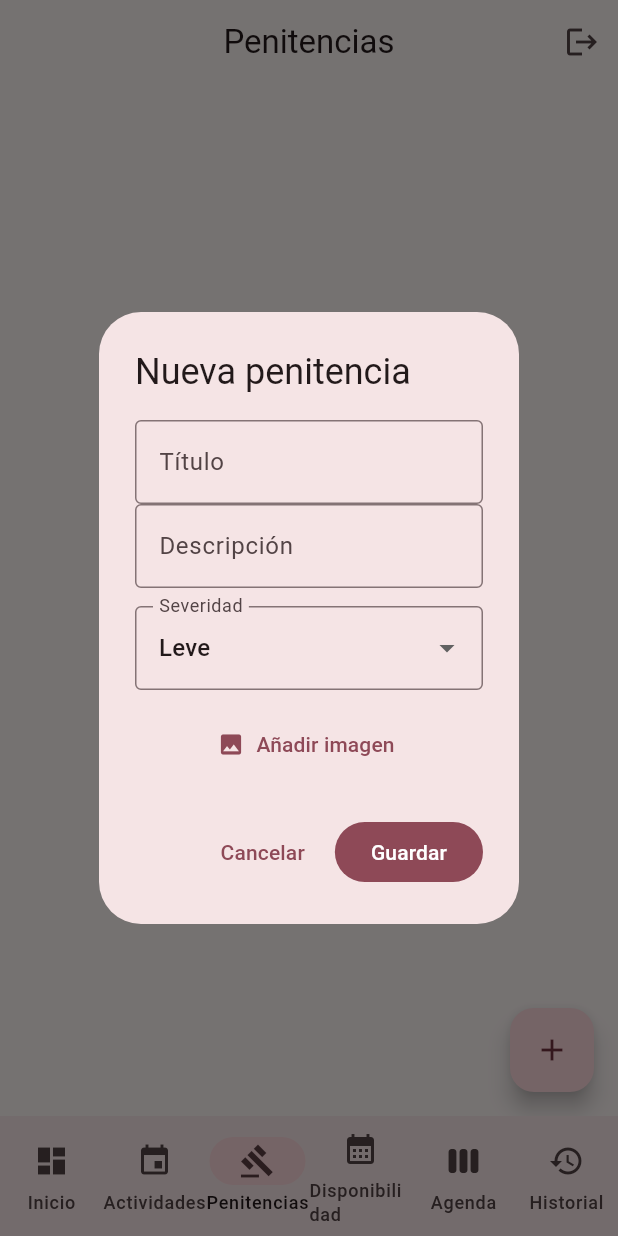
After one commit to MauricioFonck/CoupleSync, a Flutter app: the PenaltiesScreen screen opened by its route, after a tap on the "add" icon, on a phone screen of 412 x 824 dp. The commit adds this screen. Run offline on Flutter 3.47's test engine with Material 3 defaults, Android fonts, the phone set to English and light mode, and no system bars; our stand-ins replace cloud_firestore, firebase_auth, firebase_core, firebase_messaging, flutter_riverpod, freezed_annotation and 2 more; missing offline and left inert: firebase_app_check; accounts and stored records are empty; statements that could not run were skipped.

Commit message:
feat(fase6-plan6.2): modulo CRUD de penitencias (severidad, imagen opcional) con widget test

```diff
--- /dev/null
+++ b/lib/presentation/providers/penalties_controller.dart
@@ -0,0 +1,45 @@
+import 'package:flutter_riverpod/flutter_riverpod.dart';
+
+import '../../application/app_failure.dart';
+import '../../application/commands/commands.dart';
+import '../../application/result.dart';
+import '../../application/services/penalty_service.dart';
+import '../../domain/entities/penalty.dart';
+import '../../domain/value_objects/ids.dart';
+import 'app_providers.dart';
+
+final penaltiesControllerProvider =
+    AsyncNotifierProvider<PenaltiesController, List<Penalty>>(
+  PenaltiesController.new,
+);
+
+class PenaltiesController extends AsyncNotifier<List<Penalty>> {
+  PenaltyService get _service => ref.read(penaltyServiceProvider);
+
+  @override
+  Future<List<Penalty>> build() => _load();
+
+  Future<List<Penalty>> _load() async {
+    final result = await _service.list();
+    return result.fold((value) => value, (failure) => throw failure);
+  }
+
+  Future<AppFailure?> create(CreatePenaltyCommand command) =>
+      _run(() => _service.create(command));
+
+  Future<AppFailure?> editPenalty(UpdatePenaltyCommand command) =>
+      _run(() => _service.update(command));
+
+  Future<AppFailure?> setActive(PenaltyId id, {required bool active}) =>
+      _run(() => _service.setActive(id, active: active));
+
+  Future<AppFailure?> delete(PenaltyId id) => _run(() => _service.delete(id));
+
+  Future<AppFailure?> _run<T>(Future<Result<T>> Function() action) async {
+    final failure = (await action()).failureOrNull;
+    if (failure == null) {
+      state = await AsyncValue.guard(_load);
+    }
+    return failure;
+  }
+}
--- a/lib/presentation/routes/app_router.dart
+++ b/lib/presentation/routes/app_router.dart
@@ -6,6 +6,7 @@ import '../providers/app_providers.dart';
 import '../screens/activities_screen.dart';
 import '../screens/dashboard_screen.dart';
 import '../screens/login_screen.dart';
+import '../screens/penalties_screen.dart';
 import '../screens/placeholder_screen.dart';
 import '../widgets/app_shell.dart';
 
@@ -49,8 +50,7 @@ final routerProvider = Provider<GoRouter>((ref) {
           ),
           GoRoute(
             path: '/penalties',
-            builder: (context, state) =>
-                const PlaceholderScreen(title: 'Penitencias'),
+            builder: (context, state) => const PenaltiesScreen(),
           ),
           GoRoute(
             path: '/availability',
--- /dev/null
+++ b/lib/presentation/screens/penalties_screen.dart
@@ -0,0 +1,227 @@
+import 'package:flutter/material.dart';
+import 'package:flutter_riverpod/flutter_riverpod.dart';
+import 'package:image_picker/image_picker.dart';
+
+import '../../application/commands/commands.dart';
+import '../../domain/entities/penalty.dart';
+import '../../domain/value_objects/ids.dart';
+import '../../domain/value_objects/severity.dart';
+import '../providers/app_providers.dart';
+import '../providers/penalties_controller.dart';
+
+String severityLabel(Severity s) => switch (s) {
+      Severity.low => 'Leve',
+      Severity.medium => 'Media',
+      Severity.high => 'Alta',
+    };
+
+/// Pantalla CRUD de penitencias.
+class PenaltiesScreen extends ConsumerWidget {
+  const PenaltiesScreen({super.key});
+
+  Future<void> _openForm(BuildContext context, {Penalty? penalty}) {
+    return showDialog<void>(
+      context: context,
+      builder: (_) => PenaltyFormDialog(penalty: penalty),
+    );
+  }
+
+  @override
+  Widget build(BuildContext context, WidgetRef ref) {
+    final state = ref.watch(penaltiesControllerProvider);
+
+    return Scaffold(
+      floatingActionButton: FloatingActionButton(
+        key: const Key('penalties_add'),
+        onPressed: () => _openForm(context),
+        child: const Icon(Icons.add),
+      ),
+      body: state.when(
+        loading: () => const Center(child: CircularProgressIndicator()),
+        error: (e, _) => Center(child: Text('Error: $e')),
+        data: (penalties) {
+          if (penalties.isEmpty) {
+            return const Center(child: Text('Sin penitencias. Crea la primera.'));
+          }
+          return ListView.builder(
+            itemCount: penalties.length,
+            itemBuilder: (context, index) {
+              final p = penalties[index];
+              return ListTile(
+                leading: Icon(p.imageId != null ? Icons.image : Icons.gavel),
+                title: Text(p.title),
+                subtitle: Text('Severidad: ${severityLabel(p.severity)}'),
+                onTap: () => _openForm(context, penalty: p),
+                trailing: Row(
+                  mainAxisSize: MainAxisSize.min,
+                  children: [
+                    Switch(
+                      value: p.active,
+                      onChanged: (value) => ref
+                          .read(penaltiesControllerProvider.notifier)
+                          .setActive(p.id, active: value),
+                    ),
+                    IconButton(
+                      icon: const Icon(Icons.delete_outline),
+                      onPressed: () => ref
+                          .read(penaltiesControllerProvider.notifier)
+                          .delete(p.id),
+                    ),
+                  ],
+                ),
+              );
+            },
+          );
+        },
+      ),
+    );
+  }
+}
+
+class PenaltyFormDialog extends ConsumerStatefulWidget {
+  const PenaltyFormDialog({this.penalty, super.key});
+
+  final Penalty? penalty;
+
+  @override
+  ConsumerState<PenaltyFormDialog> createState() => _PenaltyFormDialogState();
+}
+
+class _PenaltyFormDialogState extends ConsumerState<PenaltyFormDialog> {
+  final _formKey = GlobalKey<FormState>();
+  late final TextEditingController _title;
+  late final TextEditingController _description;
+  late Severity _severity;
+  MediaId? _imageId;
+  bool _busy = false;
+
+  bool get _isEdit => widget.penalty != null;
+
+  @override
+  void initState() {
+    super.initState();
+    final p = widget.penalty;
+    _title = TextEditingController(text: p?.title ?? '');
+    _description = TextEditingController(text: p?.description ?? '');
+    _severity = p?.severity ?? Severity.low;
+    _imageId = p?.imageId;
+  }
+
+  @override
+  void dispose() {
+    _title.dispose();
+    _description.dispose();
+    super.dispose();
+  }
+
+  Future<void> _pickImage() async {
+    final createdBy = ref.read(currentUserIdProvider);
+    if (createdBy == null) return;
+    try {
+      final file = await ImagePicker().pickImage(source: ImageSource.gallery);
+      if (file == null) return;
+      final bytes = await file.readAsBytes();
+      final blob = ref
+          .read(mediaProcessorProvider)
+          .process(bytes: bytes, createdBy: createdBy);
+      await ref.read(mediaRepositoryProvider).save(blob);
+      setState(() => _imageId = blob.id);
+    } on Object catch (e) {
+      if (!mounted) return;
+      ScaffoldMessenger.of(context)
+          .showSnackBar(SnackBar(content: Text('Imagen inválida: $e')));
+    }
+  }
+
+  Future<void> _save() async {
+    if (!_formKey.currentState!.validate()) return;
+    setState(() => _busy = true);
+    final controller = ref.read(penaltiesControllerProvider.notifier);
+
+    final failure = _isEdit
+        ? await controller.editPenalty(
+            UpdatePenaltyCommand(
+              id: widget.penalty!.id,
+              title: _title.text.trim(),
+              description: _description.text.trim(),
+              severity: _severity,
+              imageId: _imageId,
+              clearImage: _imageId == null,
+            ),
+          )
+        : await controller.create(
+            CreatePenaltyCommand(
+              title: _title.text.trim(),
+              description: _description.text.trim(),
+              severity: _severity,
+              imageId: _imageId,
+            ),
+          );
+
+    if (!mounted) return;
+    setState(() => _busy = false);
+    if (failure == null) {
+      Navigator.of(context).pop();
+    } else {
+      ScaffoldMessenger.of(context)
+          .showSnackBar(SnackBar(content: Text(failure.message)));
+    }
+  }
+
+  @override
+  Widget build(BuildContext context) {
+    return AlertDialog(
+      title: Text(_isEdit ? 'Editar penitencia' : 'Nueva penitencia'),
+      content: Form(
+        key: _formKey,
+        child: SingleChildScrollView(
+          child: Column(
+            mainAxisSize: MainAxisSize.min,
+            children: [
+              TextFormField(
+                key: const Key('penalty_title'),
+                controller: _title,
+                decoration: const InputDecoration(labelText: 'Título'),
+                validator: (v) =>
+                    (v == null || v.trim().isEmpty) ? 'Requerido' : null,
+              ),
+              TextFormField(
+                key: const Key('penalty_description'),
+                controller: _description,
+                decoration: const InputDecoration(labelText: 'Descripción'),
+              ),
+              const SizedBox(height: 12),
+              DropdownButtonFormField<Severity>(
+                key: const Key('penalty_severity'),
+                initialValue: _severity,
+                decoration: const InputDecoration(labelText: 'Severidad'),
+                items: [
+                  for (final s in Severity.values)
+                    DropdownMenuItem(value: s, child: Text(severityLabel(s))),
+                ],
+                onChanged: (v) => setState(() => _severity = v ?? _severity),
+              ),
+              const SizedBox(height: 12),
+              TextButton.icon(
+                onPressed: _pickImage,
+                icon: const Icon(Icons.image),
+                label: Text(_imageId == null ? 'Añadir imagen' : 'Cambiar'),
+              ),
+            ],
+          ),
+        ),
+      ),
+      actions: [
+        TextButton(
+          onPressed: _busy ? null : () => Navigator.of(context).pop(),
+          child: const Text('Cancelar'),
+        ),
+        FilledButton(
+          key: const Key('penalty_save'),
+          onPressed: _busy ? null : _save,
+          child: const Text('Guardar'),
+        ),
+      ],
+    );
+  }
+}
```
Also changed, not shown: 1 other file.
